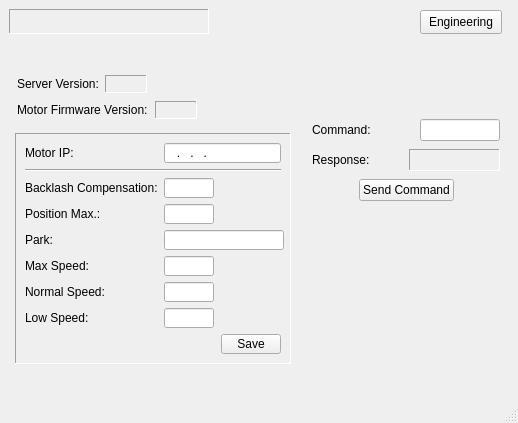
Before: the Qt Designer form assets/ui/settings.ui in dev-LNA/HostFocuser160, drawn with Qt 5.
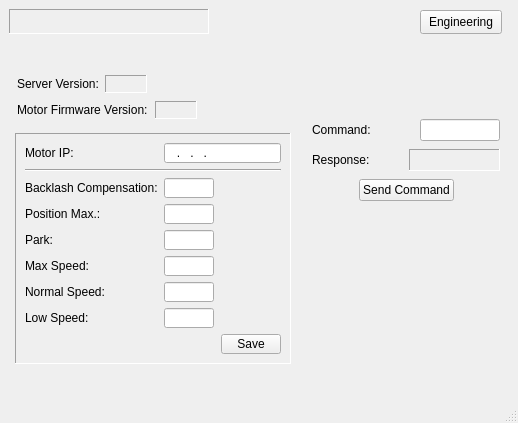
After: the same form once the commit is applied.

The edit to the form file:
```diff
--- a/assets/ui/settings.ui
+++ b/assets/ui/settings.ui
@@ -250,13 +250,13 @@
       <widget class="QLineEdit" name="txtPark">
        <property name="minimumSize">
         <size>
-         <width>120</width>
+         <width>50</width>
          <height>0</height>
         </size>
        </property>
        <property name="maximumSize">
         <size>
-         <width>120</width>
+         <width>50</width>
          <height>16777215</height>
         </size>
        </property>
```
